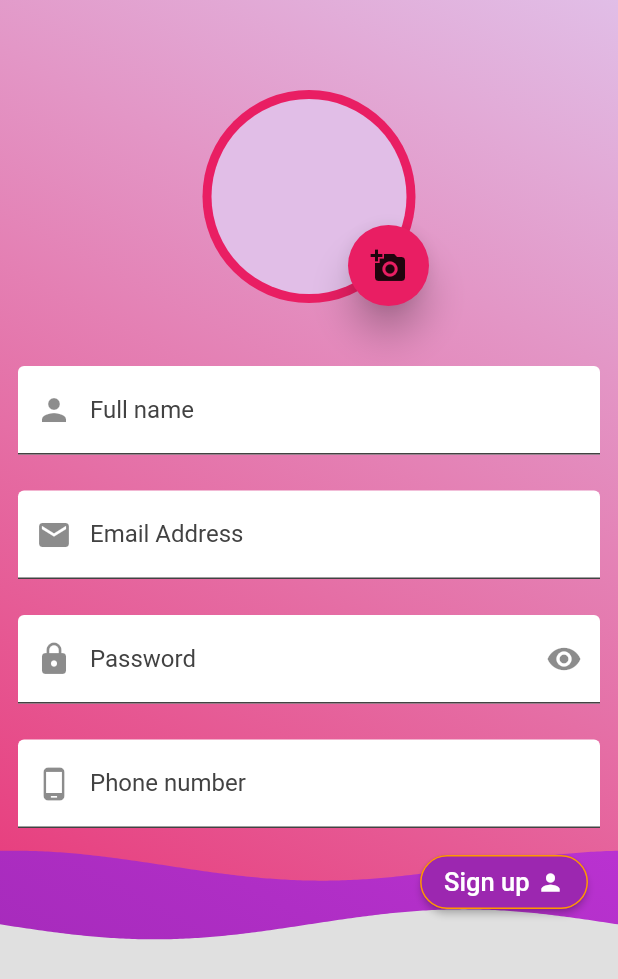
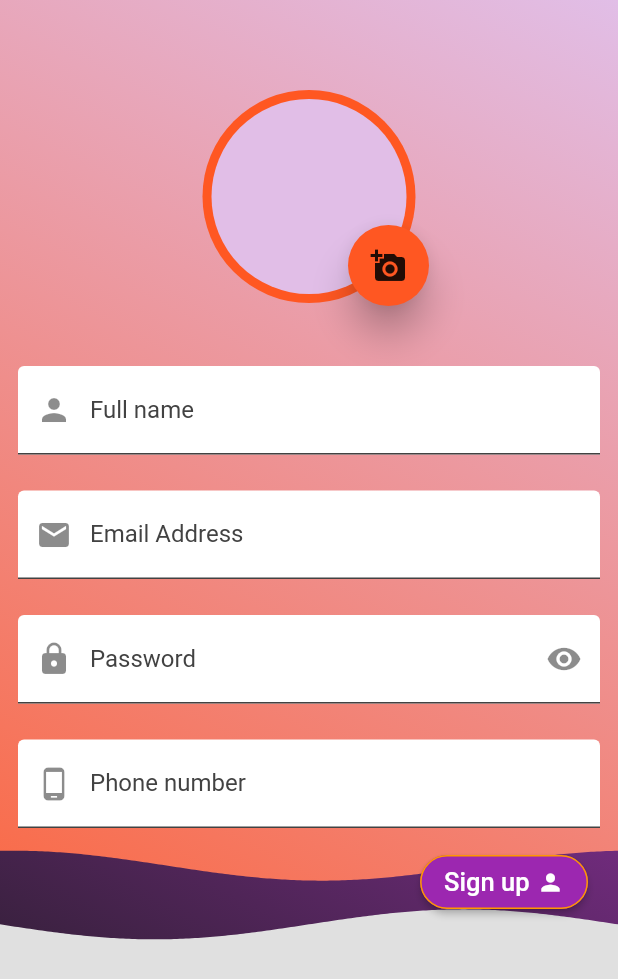
Before and after one commit to hassan-zafar/volt_arena, a Flutter app: the SignUpScreen screen opened by its route, on a phone screen of 412 x 824 dp. Shown: the top 979 px of the screen. Run offline on Flutter 3.47's test engine with Material 2 defaults, Android fonts, the phone set to English and light mode, and no system bars; drawn by our look-alikes of wave; our stand-ins replace badges, cached_network_image, cloud_firestore, firebase_auth, firebase_core, firebase_messaging and 11 more; missing offline and left inert: flutter_gradient_colors, list_tile_switch, pay; accounts and stored records are empty; network calls fail.

```diff
--- a/lib/consts/colors.dart
+++ b/lib/consts/colors.dart
@@ -19,8 +19,8 @@ class ColorsConsts {
   static Color gradiendFEnd = Color(0xFFE1BEE7); //purple 100
   static Color endColor = Color(0xFFCE93D8); //purple 200
   static Color purple300 = Color(0xFFBA68C8); //purple 300
-  static Color gradiendLEnd = Color(0xFFE91E63); //Pink
-  static Color gradiendLStart = Color(0xFF9C27B0); //purple 500
+  static Color gradiendLEnd = Colors.deepOrange; //orange
+  static Color gradiendLStart = Color(0xFF1A1B1B); //purple 500
   static Color starterColor = Color(0xFF8E24AA); //purple 600
   static Color purple800 = Color(0xFF6A1B9A);
 }
--- a/lib/consts/universal_variables.dart
+++ b/lib/consts/universal_variables.dart
@@ -23,4 +23,4 @@ TextStyle montserratStyle(double size,
 CollectionReference userCollection =
     FirebaseFirestore.instance.collection("users");
 
-String logo = "assets/images/volt arena.png";
+String logo = "assets/images/volt_arenaLogo.png";
--- a/lib/screens/auth/login.dart
+++ b/lib/screens/auth/login.dart
@@ -1,4 +1,5 @@
 import 'package:volt_arena/consts/colors.dart';
+import 'package:volt_arena/consts/universal_variables.dart';
 import 'package:volt_arena/main_screen.dart';
 import 'package:volt_arena/screens/auth/forget_password.dart';
 import 'package:volt_arena/services/global_method.dart';
@@ -96,9 +97,7 @@ class _LoginScreenState extends State<LoginScreen> {
                     //  color: Theme.of(context).backgroundColor,
                     borderRadius: BorderRadius.circular(20),
                     image: DecorationImage(
-                      image: NetworkImage(
-                        'https://image.flaticon.com/icons/png/128/869/869636.png',
-                      ),
+                      image: AssetImage(logo),
                       fit: BoxFit.fill,
                     ),
                     shape: BoxShape.rectangle,
```
Also changed, not shown: assets/images/volt_arenaLogo.png (added), 53 other files.
